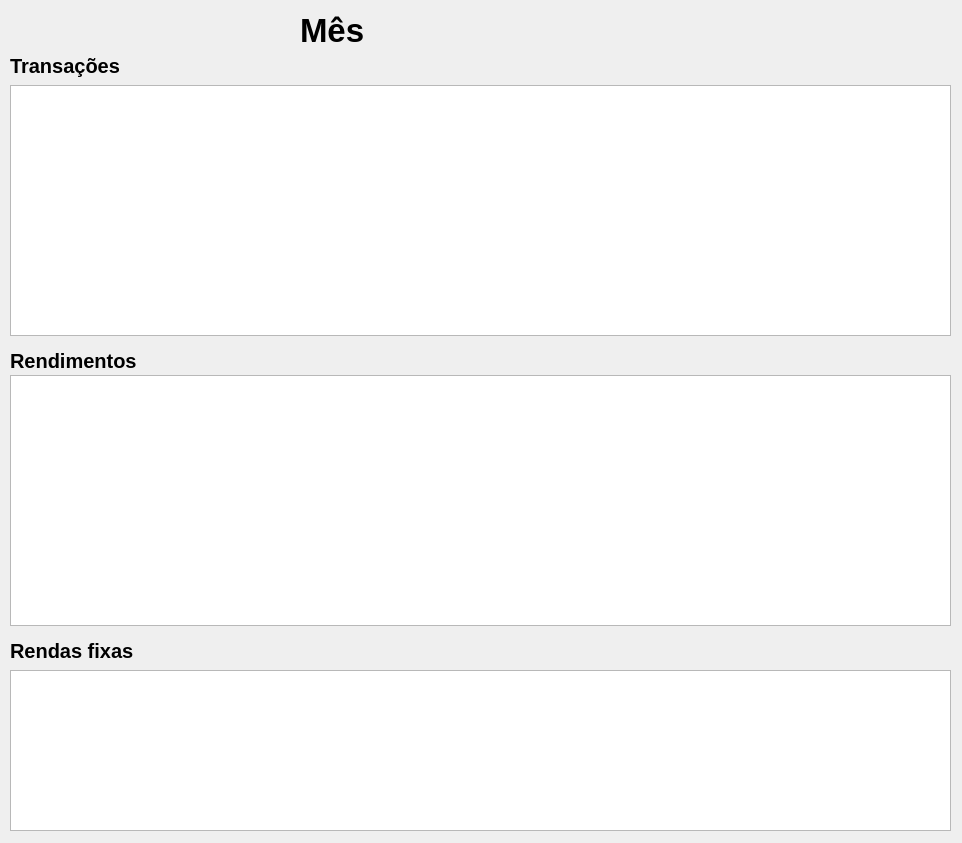
The window that monthwindow.ui (ThiagoServulo/MyFinancialAssets) describes before a commit, drawn with Qt 5.
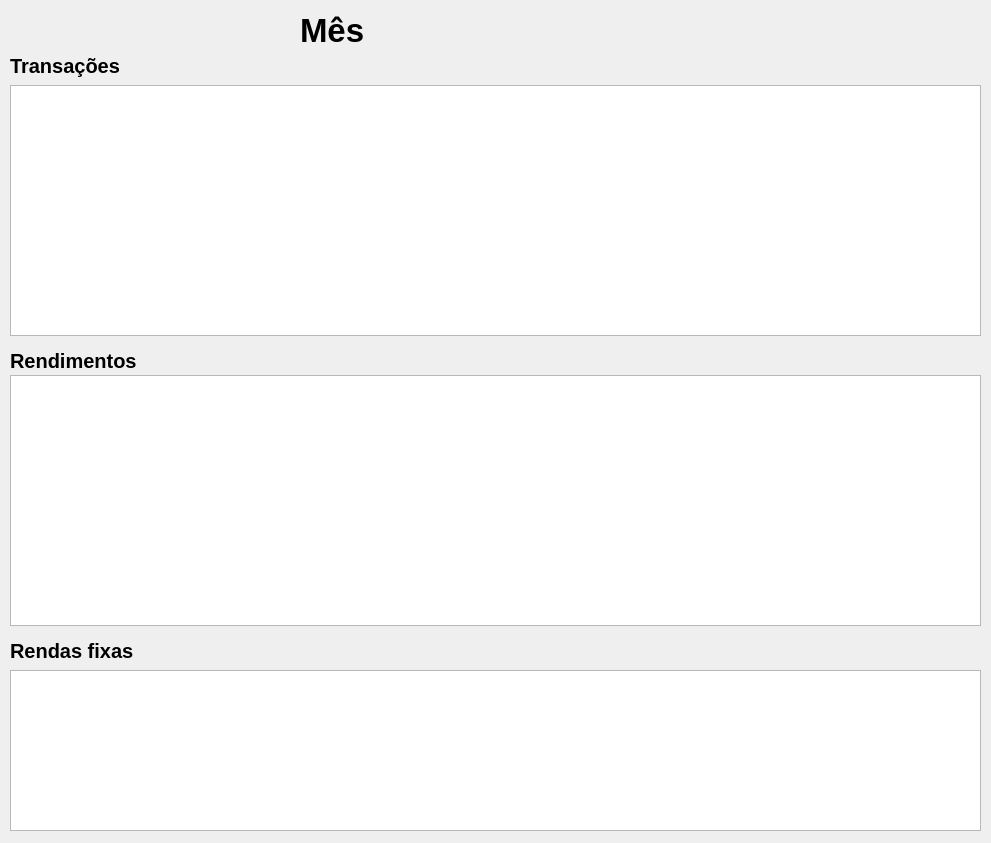
The same window after the commit.

Commit message: Sort yields by date on month window

```diff
--- a/monthwindow.ui
+++ b/monthwindow.ui
@@ -6,7 +6,7 @@
    <rect>
     <x>0</x>
     <y>0</y>
-    <width>962</width>
+    <width>991</width>
     <height>843</height>
    </rect>
   </property>
@@ -19,7 +19,7 @@
      <rect>
       <x>10</x>
       <y>375</y>
-      <width>941</width>
+      <width>971</width>
       <height>251</height>
      </rect>
     </property>
@@ -49,7 +49,7 @@
      <rect>
       <x>10</x>
       <y>85</y>
-      <width>941</width>
+      <width>971</width>
       <height>251</height>
      </rect>
     </property>
@@ -119,7 +119,7 @@
      <rect>
       <x>10</x>
       <y>670</y>
-      <width>941</width>
+      <width>971</width>
       <height>161</height>
      </rect>
     </property>
```
The commit also changes 2 other files.
